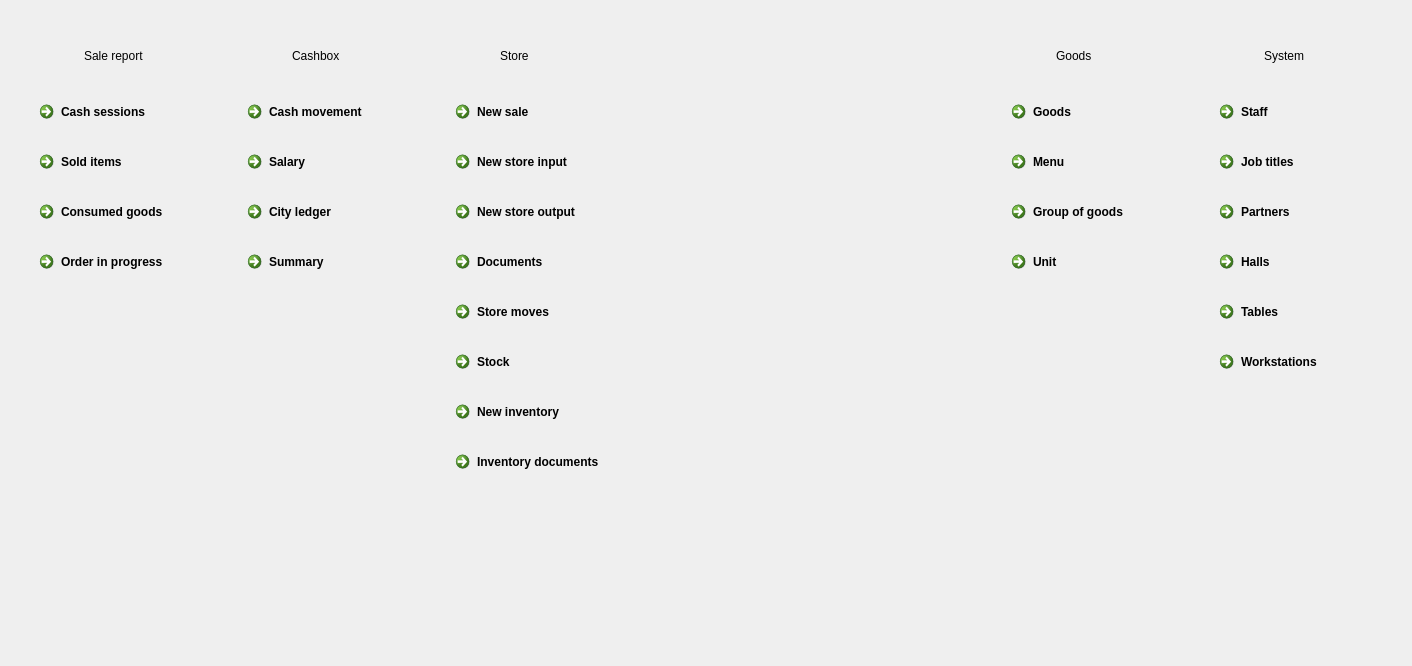
Qt form FrontDesk/wdashboard.ui (End1-1/Cafe5) before a commit.
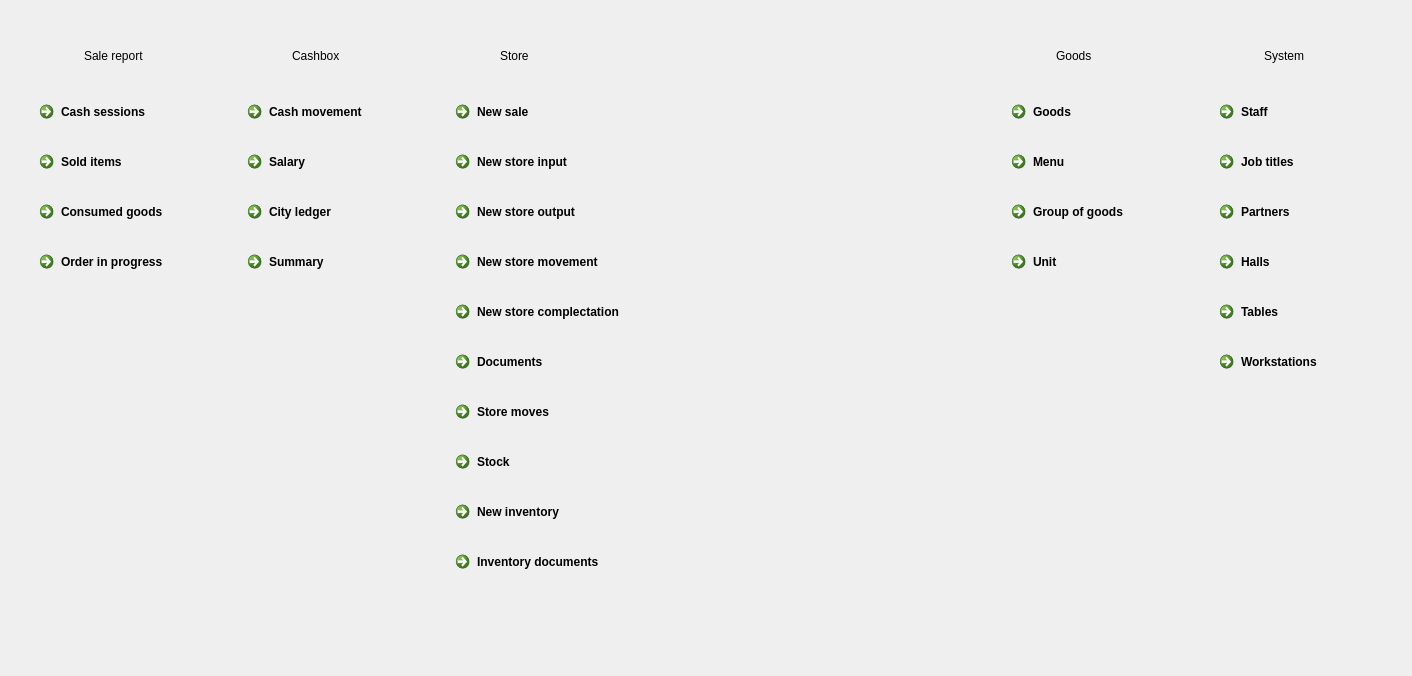
The same form after that commit. Icons and pictures are not drawn.

The edit to the form file:
```diff
--- a/FrontDesk/wdashboard.ui
+++ b/FrontDesk/wdashboard.ui
@@ -7,7 +7,7 @@
     <x>0</x>
     <y>0</y>
     <width>1412</width>
-    <height>666</height>
+    <height>676</height>
    </rect>
   </property>
   <property name="windowTitle">
@@ -205,6 +205,52 @@
         </property>
        </widget>
       </item>
+      <item>
+       <widget class="QCommandLinkButton" name="btnNewStoreMovement">
+        <property name="sizePolicy">
+         <sizepolicy hsizetype="Preferred" vsizetype="Preferred">
+          <horstretch>0</horstretch>
+          <verstretch>0</verstretch>
+         </sizepolicy>
+        </property>
+        <property name="cursor">
+         <cursorShape>PointingHandCursor</cursorShape>
+        </property>
+        <property name="text">
+         <string>New store movement</string>
+        </property>
+        <property name="icon">
+         <iconset resource="../resources/res.qrc">
+          <normaloff>:/storage.png</normaloff>:/storage.png</iconset>
+        </property>
+        <property name="form" stdset="0">
+         <string>form_newstoremovement</string>
+        </property>
+       </widget>
+      </item>
+      <item>
+       <widget class="QCommandLinkButton" name="btnNewStoreComplectation">
+        <property name="sizePolicy">
+         <sizepolicy hsizetype="Preferred" vsizetype="Preferred">
+          <horstretch>0</horstretch>
+          <verstretch>0</verstretch>
+         </sizepolicy>
+        </property>
+        <property name="cursor">
+         <cursorShape>PointingHandCursor</cursorShape>
+        </property>
+        <property name="text">
+         <string>New store complectation</string>
+        </property>
+        <property name="icon">
+         <iconset resource="../resources/res.qrc">
+          <normaloff>:/storage.png</normaloff>:/storage.png</iconset>
+        </property>
+        <property name="form" stdset="0">
+         <string>form_newstorecomplecation</string>
+        </property>
+       </widget>
+      </item>
       <item>
        <widget class="QCommandLinkButton" name="btnStoreDocuments">
         <property name="sizePolicy">
```
Left out of the diff: 2 changed lines with no effect on the pictures.
